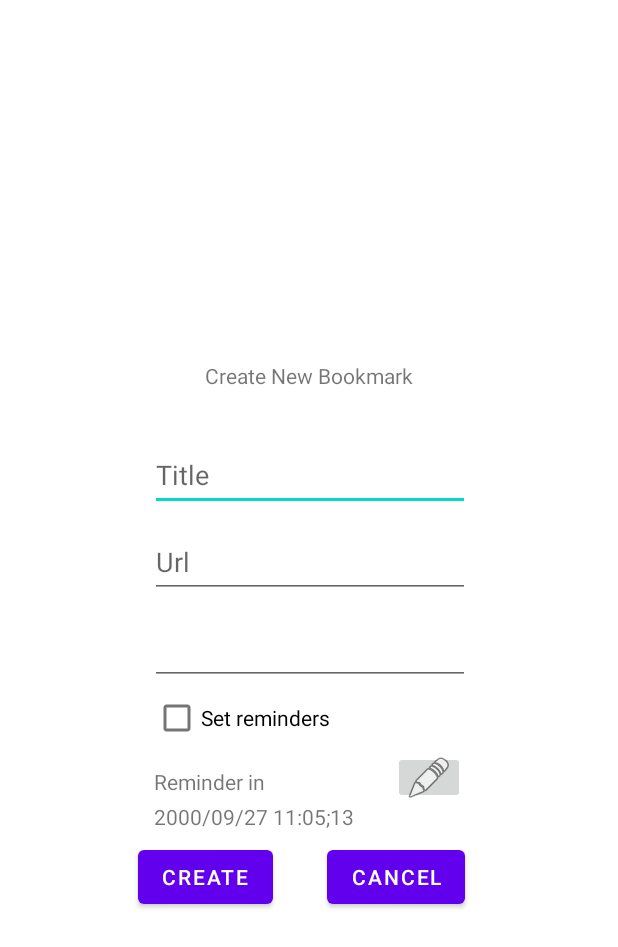
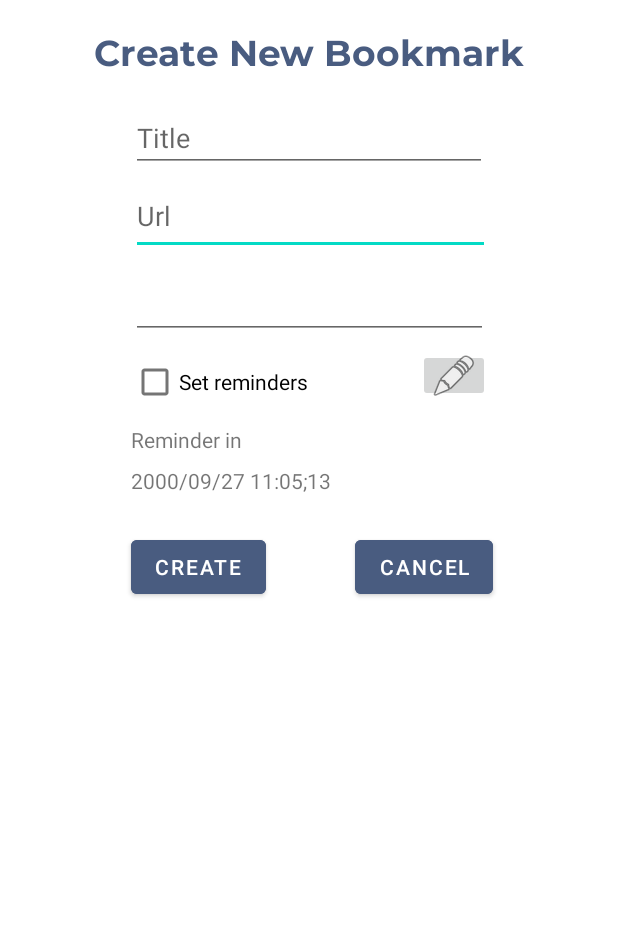
Before and after one commit to daniyusra/BookMarkTracker, an Android app: the layout make_bookmark.xml on its own in the app's theme, with its tools: preview values and no code run, on a phone screen of 412 x 824 dp. Shown: the top 947 px of the screen. Run offline under Robolectric (Android 15) with nearby library versions, the phone set to English and light mode, and no system bars.

```diff
--- a/app/src/main/java/com/cjlcboys/bookmarktracker/MainActivity.java
+++ b/app/src/main/java/com/cjlcboys/bookmarktracker/MainActivity.java
@@ -14,6 +14,7 @@ import android.os.Environment;
 import android.util.Log;
 import android.view.View;
 
+import androidx.appcompat.widget.Toolbar;
 import androidx.navigation.NavController;
 import androidx.navigation.Navigation;
 import androidx.navigation.ui.AppBarConfiguration;
@@ -94,7 +95,7 @@ public class MainActivity extends AppCompatActivity {
         if (intent.getExtras() != null){
             if (intent.getType().equals("text/plain")) {
             //start fragment here
-                createDialog("",intent.getStringExtra(Intent.EXTRA_TEXT));
+                createDialog(intent.getStringExtra(Intent.EXTRA_TITLE),intent.getStringExtra(Intent.EXTRA_TEXT));
             }
         }
 
@@ -125,6 +126,10 @@ public class MainActivity extends AppCompatActivity {
         }
         rvBookmarks.setAdapter(adapter);
         rvBookmarks.setLayoutManager(new LinearLayoutManager(this));
+
+        Toolbar mActionBarToolbar = (Toolbar) findViewById(R.id.toolbar);
+        setSupportActionBar(mActionBarToolbar);
+        getSupportActionBar().setTitle("Your Bookmarks");
     }
 
     @Override
--- a/app/src/main/res/layout/activity_main.xml
+++ b/app/src/main/res/layout/activity_main.xml
@@ -1,5 +1,5 @@
 <?xml version="1.0" encoding="utf-8"?>
-<androidx.constraintlayout.widget.ConstraintLayout   xmlns:android="http://schemas.android.com/apk/res/android"
+<androidx.constraintlayout.widget.ConstraintLayout xmlns:android="http://schemas.android.com/apk/res/android"
     xmlns:app="http://schemas.android.com/apk/res-auto"
     xmlns:tools="http://schemas.android.com/tools"
     android:layout_width="match_parent"
@@ -20,7 +20,7 @@
             android:id="@+id/toolbar"
             android:layout_width="match_parent"
             android:layout_height="?attr/actionBarSize"
-            android:background="#495C80"
+            android:background="@color/theblue"
             app:popupTheme="@style/Theme.BookMarkTracker.PopupOverlay" />
 
     </com.google.android.material.appbar.AppBarLayout>
@@ -45,4 +45,4 @@
         app:layout_constraintEnd_toEndOf="parent"
         app:srcCompat="@android:drawable/ic_dialog_email" />
 
-</androidx.constraintlayout.widget.ConstraintLayout >
+</androidx.constraintlayout.widget.ConstraintLayout>
--- a/app/src/main/res/layout/make_bookmark.xml
+++ b/app/src/main/res/layout/make_bookmark.xml
@@ -3,122 +3,114 @@
     xmlns:app="http://schemas.android.com/apk/res-auto"
     xmlns:tools="http://schemas.android.com/tools"
     android:layout_width="match_parent"
-    android:layout_height="match_parent">
+    android:layout_height="match_parent"
+    android:paddingTop = "20dp"
+    android:paddingBottom = "20dp">
+
+    <TextView
+        android:id="@+id/textView2"
+        android:layout_width="wrap_content"
+        android:layout_height="wrap_content"
+        android:fontFamily="@font/montserrat_bold"
+        android:text="@string/create_new_bookmark"
+        android:textColor="@color/theblue"
+        android:textSize="24dp"
+        app:layout_constraintEnd_toEndOf="parent"
+        app:layout_constraintStart_toStartOf="parent"
+        app:layout_constraintTop_toTopOf="parent" />
+
+    <EditText
+        android:id="@+id/edit_text_url"
+        android:layout_width="239dp"
+        android:layout_height="51dp"
+        android:layout_marginTop="4dp"
+        android:ems="10"
+        android:hint="Url"
+        android:inputType="textPersonName"
+        android:minHeight="48dp"
+        app:layout_constraintStart_toStartOf="@+id/edit_text_title"
+        app:layout_constraintTop_toBottomOf="@+id/edit_text_title" />
 
     <EditText
         android:id="@+id/edit_text_title"
-        android:layout_width="wrap_content"
-        android:layout_height="wrap_content"
-        android:layout_margin="10dp"
+        android:layout_width="237dp"
+        android:layout_height="43dp"
+        android:layout_marginTop="16dp"
         android:ems="10"
         android:hint="Title"
         android:inputType="textPersonName"
         android:minHeight="48dp"
-        app:layout_constraintBottom_toBottomOf="parent"
         app:layout_constraintEnd_toEndOf="parent"
-        app:layout_constraintHorizontal_bias="0.502"
         app:layout_constraintStart_toStartOf="parent"
-        app:layout_constraintTop_toTopOf="parent"
-        app:layout_constraintVertical_bias="0.374" />
+        app:layout_constraintTop_toBottomOf="@+id/textView2" />
+
+    <TextView
+        android:id="@+id/textViewDate"
+        android:layout_width="241dp"
+        android:layout_height="27dp"
+        android:layout_marginTop="8dp"
+        android:text="2000/09/27 11:05;13"
+        app:layout_constraintStart_toStartOf="@+id/textView"
+        app:layout_constraintTop_toBottomOf="@+id/textView" />
 
     <EditText
         android:id="@+id/edit_text_description"
-        android:layout_width="wrap_content"
-        android:layout_height="wrap_content"
-        android:layout_margin="10dp"
+        android:layout_width="238dp"
+        android:layout_height="44dp"
         android:layout_marginTop="12dp"
         android:ems="10"
         android:gravity="start|top"
         android:inputType="textMultiLine"
         android:minHeight="48dp"
-        app:layout_constraintEnd_toEndOf="parent"
-        app:layout_constraintHorizontal_bias="0.502"
-        app:layout_constraintStart_toStartOf="parent"
+        app:layout_constraintStart_toStartOf="@+id/edit_text_url"
         app:layout_constraintTop_toBottomOf="@+id/edit_text_url" />
 
-    <EditText
-        android:id="@+id/edit_text_url"
+    <CheckBox
+        android:id="@+id/CheckBoxReminder"
+        android:layout_width="239dp"
+        android:layout_height="49dp"
+        android:layout_marginTop="4dp"
+        android:text="Set reminders"
+        app:layout_constraintStart_toStartOf="@+id/edit_text_description"
+        app:layout_constraintTop_toBottomOf="@+id/edit_text_description" />
+
+    <ImageButton
+        android:id="@+id/imageButton2"
+        android:layout_width="48dp"
+        android:layout_height="35dp"
+        app:layout_constraintBottom_toBottomOf="@+id/CheckBoxReminder"
+        app:layout_constraintEnd_toEndOf="@+id/CheckBoxReminder"
+        app:layout_constraintTop_toBottomOf="@+id/edit_text_description"
+        app:layout_constraintVertical_bias="0.357"
+        app:srcCompat="@android:drawable/ic_menu_edit" />
+
+    <Button
+        android:id="@+id/button_create_bookmark"
         android:layout_width="wrap_content"
         android:layout_height="wrap_content"
-        android:layout_margin="10dp"
-        android:layout_marginTop="8dp"
-        android:ems="10"
-        android:hint="Url"
-        android:inputType="textPersonName"
-        android:minHeight="48dp"
-        app:layout_constraintEnd_toEndOf="parent"
-        app:layout_constraintHorizontal_bias="0.502"
-        app:layout_constraintStart_toStartOf="parent"
-        app:layout_constraintTop_toBottomOf="@+id/edit_text_title" />
+        android:layout_marginTop="16dp"
+        android:backgroundTint="@color/theblue"
+        android:text="create"
+        app:layout_constraintStart_toStartOf="@+id/textViewDate"
+        app:layout_constraintTop_toBottomOf="@+id/textViewDate" />
 
     <TextView
-        android:id="@+id/textView2"
+        android:id="@+id/textView"
         android:layout_width="wrap_content"
         android:layout_height="wrap_content"
-        android:text="@string/create_new_bookmark"
-        app:layout_constraintBottom_toTopOf="@+id/edit_text_title"
-        app:layout_constraintEnd_toEndOf="parent"
-        app:layout_constraintStart_toStartOf="parent"
-        app:layout_constraintTop_toTopOf="parent"
-        app:layout_constraintVertical_bias="0.88" />
+        android:layout_marginTop="4dp"
+        android:text="Reminder in"
+        app:layout_constraintStart_toStartOf="@+id/CheckBoxReminder"
+        app:layout_constraintTop_toBottomOf="@+id/CheckBoxReminder" />
 
     <Button
         android:id="@+id/button_exit"
         android:layout_width="wrap_content"
         android:layout_height="wrap_content"
-        android:layout_marginTop="104dp"
+        android:layout_marginTop="16dp"
+        android:backgroundTint="@color/theblue"
         android:text="Cancel"
-        app:layout_constraintEnd_toEndOf="parent"
-        app:layout_constraintHorizontal_bias="0.259"
-        app:layout_constraintStart_toEndOf="@+id/button_create_bookmark"
-        app:layout_constraintTop_toBottomOf="@+id/edit_text_description" />
-
-    <Button
-        android:id="@+id/button_create_bookmark"
-        android:layout_width="wrap_content"
-        android:layout_height="wrap_content"
-        android:layout_marginStart="92dp"
-        android:layout_marginTop="104dp"
-        android:text="create"
-        app:layout_constraintStart_toStartOf="parent"
-        app:layout_constraintTop_toBottomOf="@+id/edit_text_description" />
-
-    <TextView
-        android:id="@+id/textView"
-        android:layout_width="wrap_content"
-        android:layout_height="wrap_content"
-        android:text="Reminder in"
-        app:layout_constraintBottom_toTopOf="@+id/button_create_bookmark"
-        app:layout_constraintEnd_toEndOf="parent"
-        app:layout_constraintHorizontal_bias="0.303"
-        app:layout_constraintStart_toStartOf="parent"
-        app:layout_constraintTop_toBottomOf="@+id/edit_text_description"
-        app:layout_constraintVertical_bias="0.647" />
-
-    <CheckBox
-        android:id="@+id/CheckBoxReminder"
-        android:layout_width="208dp"
-        android:layout_height="44dp"
-        android:text="Set reminders"
-        app:layout_constraintEnd_toEndOf="parent"
-        app:layout_constraintStart_toStartOf="parent"
-        app:layout_constraintTop_toBottomOf="@+id/edit_text_description" />
-
-    <TextView
-        android:id="@+id/textViewDate"
-        android:layout_width="207dp"
-        android:layout_height="23dp"
-        android:layout_marginTop="4dp"
-        android:text="2000/09/27 11:05;13"
-        app:layout_constraintStart_toStartOf="@+id/textView"
-        app:layout_constraintTop_toBottomOf="@+id/textView" />
-
-    <ImageButton
-        android:id="@+id/imageButton2"
-        android:layout_width="48dp"
-        android:layout_height="35dp"
-        app:layout_constraintEnd_toEndOf="@+id/CheckBoxReminder"
-        app:layout_constraintTop_toBottomOf="@+id/CheckBoxReminder"
-        app:srcCompat="@android:drawable/ic_menu_edit" />
+        app:layout_constraintEnd_toEndOf="@+id/textViewDate"
+        app:layout_constraintTop_toBottomOf="@+id/textViewDate" />
 
 </androidx.constraintlayout.widget.ConstraintLayout>
--- a/app/src/main/res/values/colors.xml
+++ b/app/src/main/res/values/colors.xml
@@ -7,4 +7,5 @@
     <color name="teal_700">#FF018786</color>
     <color name="black">#FF000000</color>
     <color name="white">#FFFFFFFF</color>
+    <color name="theblue">#FF495C80</color>
 </resources>
```
